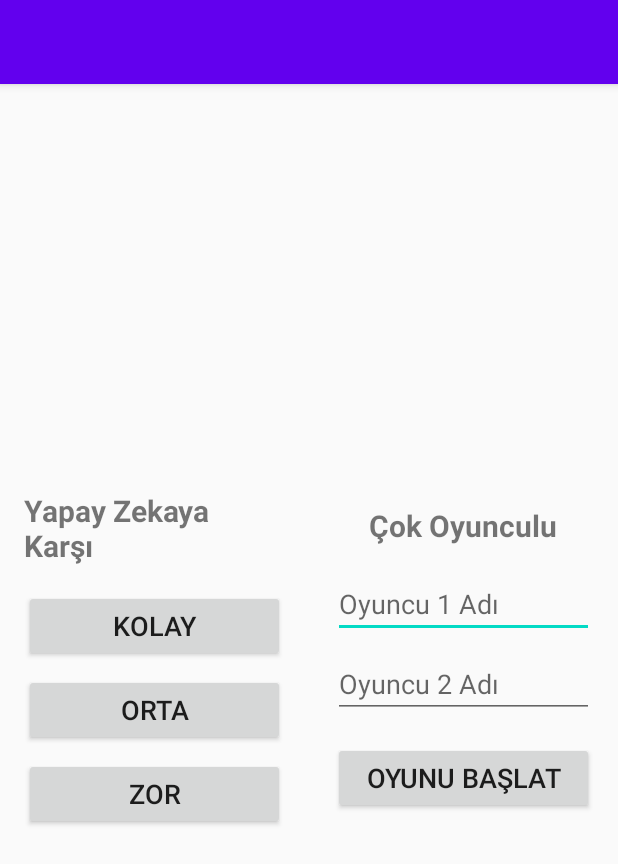
After one commit to BerkeKocakavak/XOX-Game-Project, an Android app built with Jetpack Compose: the YeniOyunEkraniActivity screen opened directly, with no data from a screen before it, on a phone screen of 412 x 824 dp. The commit adds this screen. Shown: the top 864 px of the screen. Run offline under Robolectric (Android 15) with nearby library versions, the phone set to English and light mode, and no system bars.

Commit message:
Başlangıç ekranı ve oyun secme ekranları eklendı. Uygulama acılır hale getırıldı.

```diff
--- a/app/build.gradle.kts
+++ b/app/build.gradle.kts
@@ -49,6 +49,10 @@ dependencies {
     implementation(libs.androidx.ui.graphics)
     implementation(libs.androidx.ui.tooling.preview)
     implementation(libs.androidx.material3)
+    implementation(libs.androidx.appcompat)
+    implementation(libs.material)
+    implementation(libs.androidx.activity)
+    implementation(libs.androidx.constraintlayout)
     testImplementation(libs.junit)
     androidTestImplementation(libs.androidx.junit)
     androidTestImplementation(libs.androidx.espresso.core)
--- a/app/src/main/AndroidManifest.xml
+++ b/app/src/main/AndroidManifest.xml
@@ -12,14 +12,12 @@
         android:supportsRtl="true"
         android:theme="@style/Theme.Xoxgame"
         tools:targetApi="31">
+        <activity android:name=".YeniOyunEkraniActivity" />
         <activity
             android:name=".MainActivity"
-            android:exported="true"
-            android:label="@string/app_name"
-            android:theme="@style/Theme.Xoxgame">
+            android:exported="true">
             <intent-filter>
                 <action android:name="android.intent.action.MAIN" />
-
                 <category android:name="android.intent.category.LAUNCHER" />
             </intent-filter>
         </activity>
--- a/app/src/main/java/AIPlayer.java
+++ b/app/src/main/java/com/tttgames/xoxgame/AIPlayer.java
@@ -1,3 +1,5 @@
+package com.tttgames.xoxgame;
+
 import java.util.*;
 public class AIPlayer extends Player
 {
@@ -13,7 +15,7 @@ public class AIPlayer extends Player
 
     public AIPlayer(String name, char symbol, Difficulty difficulty)
     {
-        super();
+        super("test", 't');
         this.difficulty = difficulty;
         this.random = new Random();
     }
--- a/app/src/main/java/Player.java
+++ b/app/src/main/java/com/tttgames/xoxgame/Player.java
@@ -1,3 +1,5 @@
+package com.tttgames.xoxgame;
+
 public abstract class Player {
     private String name;
     private int wins;
--- /dev/null
+++ b/app/src/main/java/com/tttgames/xoxgame/YeniOyunEkraniActivity.java
@@ -0,0 +1,86 @@
+package com.tttgames.xoxgame; // Bu satırı kendi paket adınızla değiştirin
+
+import androidx.appcompat.app.AppCompatActivity;
+import android.os.Bundle;
+import android.view.View;
+import android.widget.Button;
+import android.widget.EditText;
+import android.widget.Toast;
+import android.content.Intent;
+
+public class YeniOyunEkraniActivity extends AppCompatActivity {
+
+    // XML dosyasındaki bileşenlere erişmek için değişkenler
+    private Button btnEasy;
+    private Button btnMedium;
+    private Button btnHard;
+    private EditText etPlayer1Name;
+    private EditText etPlayer2Name;
+    private Button btnStartGame;
+
+    @Override
+    protected void onCreate(Bundle savedInstanceState) {
+        super.onCreate(savedInstanceState);
+        // Hangi layout dosyasının kullanılacağını belirtiyoruz
+        setContentView(R.layout.yenioyunekrani); //  activity_game_mode_selection.xml yerine yenioyunekrani.xml kullanıyoruz
+
+        // Layout dosyasındaki bileşenleri Java kodunda kullanmak için ID'lerini buluyoruz
+        btnEasy = findViewById(R.id.btnEasy);
+        btnMedium = findViewById(R.id.btnMedium);
+        btnHard = findViewById(R.id.btnHard);
+        etPlayer1Name = findViewById(R.id.etPlayer1Name);
+        etPlayer2Name = findViewById(R.id.etPlayer2Name);
+        btnStartGame = findViewById(R.id.btnStartGame);
+
+        // Butonlara tıklama olaylarını tanımlıyoruz
+        btnEasy.setOnClickListener(new View.OnClickListener() {
+            @Override
+            public void onClick(View v) {
+                // "Kolay" butonuna tıklandığında yapılacaklar
+                Toast.makeText(YeniOyunEkraniActivity.this, "Kolay mod seçildi!", Toast.LENGTH_SHORT).show();
+                // Burada oyun başlatma işlemini yapabilirsiniz, örneğin:
+                // Intent intent = new Intent(GameModeSelectionActivity.this, OyunEkraniActivity.class);
+                // intent.putExtra("mod", "kolay"); // Seçilen modu diğer Activity'ye gönderebilirsiniz
+                // startActivity(intent);
+            }
+        });
+
+        btnMedium.setOnClickListener(new View.OnClickListener() {
+            @Override
+            public void onClick(View v) {
+                // "Orta" butonuna tıklandığında yapılacaklar
+                Toast.makeText(YeniOyunEkraniActivity.this, "Orta mod seçildi!", Toast.LENGTH_SHORT).show();
+            }
+        });
+
+        btnHard.setOnClickListener(new View.OnClickListener() {
+            @Override
+            public void onClick(View v) {
+                // "Zor" butonuna tıklandığında yapılacaklar
+                Toast.makeText(YeniOyunEkraniActivity.this, "Zor mod seçildi!", Toast.LENGTH_SHORT).show();
+            }
+        });
+
+        btnStartGame.setOnClickListener(new View.OnClickListener() {
+            @Override
+            public void onClick(View v) {
+                // "Oyunu Başlat" butonuna tıklandığında yapılacaklar
+                String player1Name = etPlayer1Name.getText().toString().trim();
+                String player2Name = etPlayer2Name.getText().toString().trim();
+
+                if (player1Name.isEmpty() || player2Name.isEmpty()) {
+                    Toast.makeText(YeniOyunEkraniActivity.this, "Oyuncu adlarını girin!", Toast.LENGTH_SHORT).show();
+                } else {
+                    // Oyuncu adları girilmişse oyunu başlat
+                    Toast.makeText(YeniOyunEkraniActivity.this, "Oyun başlıyor: " + player1Name + " vs. " + player2Name, Toast.LENGTH_SHORT).show();
+                    // Burada oyun başlatma işlemini yapabilirsiniz, örneğin:
+                    // Intent intent = new Intent(GameModeSelectionActivity.this, OyunEkraniActivity.class);
+                    // intent.putExtra("mod", "coklu");
+                    // intent.putExtra("oyuncu1", player1Name);
+                    // intent.putExtra("oyuncu2", player2Name);
+                    // startActivity(intent);
+                }
+            }
+        });
+    }
+}
--- /dev/null
+++ b/app/src/main/res/layout/layout.xml
@@ -0,0 +1,6 @@
+<?xml version="1.0" encoding="utf-8"?>
+<LinearLayout xmlns:android="http://schemas.android.com/apk/res/android"
+    android:layout_width="match_parent"
+    android:layout_height="match_parent">
+
+</LinearLayout>
--- /dev/null
+++ b/app/src/main/res/layout/yenioyunekrani.xml
@@ -0,0 +1,88 @@
+<?xml version="1.0" encoding="utf-8"?>
+<LinearLayout xmlns:android="http://schemas.android.com/apk/res/android"
+    xmlns:tools="http://schemas.android.com/tools"
+    android:layout_width="match_parent"
+    android:layout_height="match_parent"
+    android:orientation="horizontal"
+    android:padding="16dp"
+    android:gravity="center" tools:context=".GameModeSelectionActivity">
+
+    <LinearLayout
+        android:layout_width="0dp"
+        android:layout_height="wrap_content"
+        android:layout_weight="1"
+        android:gravity="center_horizontal"
+        android:orientation="vertical"
+        android:layout_marginRight="16dp">  <TextView
+        android:layout_width="wrap_content"
+        android:layout_height="wrap_content"
+        android:layout_marginBottom="16dp"
+        android:text="Yapay Zekaya Karşı"
+        android:textSize="20sp"
+        android:textStyle="bold" />
+
+        <Button
+            android:id="@+id/btnEasy"
+            android:layout_width="match_parent"
+            android:layout_height="wrap_content"
+            android:layout_marginBottom="8dp"
+            android:text="Kolay"
+            android:textSize="18sp" />
+
+        <Button
+            android:id="@+id/btnMedium"
+            android:layout_width="match_parent"
+            android:layout_height="wrap_content"
+            android:layout_marginBottom="8dp"
+            android:text="Orta"
+            android:textSize="18sp" />
+
+        <Button
+            android:id="@+id/btnHard"
+            android:layout_width="match_parent"
+            android:layout_height="wrap_content"
+            android:text="Zor"
+            android:textSize="18sp" />
+    </LinearLayout>
+
+    <LinearLayout
+        android:layout_width="0dp"
+        android:layout_height="wrap_content"
+        android:layout_weight="1"
+        android:orientation="vertical"
+        android:gravity="center_horizontal"
+        android:layout_marginLeft="16dp">  <TextView
+        android:layout_width="wrap_content"
+        android:layout_height="wrap_content"
+        android:text="Çok Oyunculu"
+        android:textSize="20sp"
+        android:textStyle="bold"
+        android:layout_marginBottom="16dp" />
+
+        <EditText
+            android:id="@+id/etPlayer1Name"
+            android:layout_width="match_parent"
+            android:layout_height="wrap_content"
+            android:hint="Oyuncu 1 Adı"
+            android:textSize="18sp"
+            android:layout_marginBottom="8dp"
+            android:inputType="textPersonName" />
+
+        <EditText
+            android:id="@+id/etPlayer2Name"
+            android:layout_width="match_parent"
+            android:layout_height="wrap_content"
+            android:hint="Oyuncu 2 Adı"
+            android:inputType="textPersonName"
+            android:textSize="18sp" />
+
+        <Button
+            android:id="@+id/btnStartGame"
+            android:layout_width="match_parent"
+            android:layout_height="wrap_content"
+            android:text="Oyunu Başlat"
+            android:textSize="18sp"
+            android:layout_marginTop="16dp" />
+    </LinearLayout>
+
+</LinearLayout>
--- a/app/src/main/res/values/themes.xml
+++ b/app/src/main/res/values/themes.xml
@@ -1,5 +1,8 @@
-<?xml version="1.0" encoding="utf-8"?>
 <resources>
-
-    <style name="Theme.Xoxgame" parent="android:Theme.Material.Light.NoActionBar" />
+    <style name="Theme.Xoxgame" parent="Theme.AppCompat.Light.DarkActionBar">
+        <!-- Tema renkleri, dilersen özelleştirebilirsin -->
+        <item name="colorPrimary">@color/purple_500</item>
+        <item name="colorPrimaryDark">@color/purple_700</item>
+        <item name="colorAccent">@color/teal_200</item>
+    </style>
 </resources>
```
Also changed, not shown: app/src/main/java/com/tttgames/xoxgame/MainActivity.java (added, +60 -0 lines), app/src/main/java/com/tttgames/xoxgame/MainActivity.kt (deleted, +0 -47 lines), app/src/main/res/layout/activity_main.xml (added, +45 -0 lines), gradle/libs.versions.toml (+8 -0 lines).
